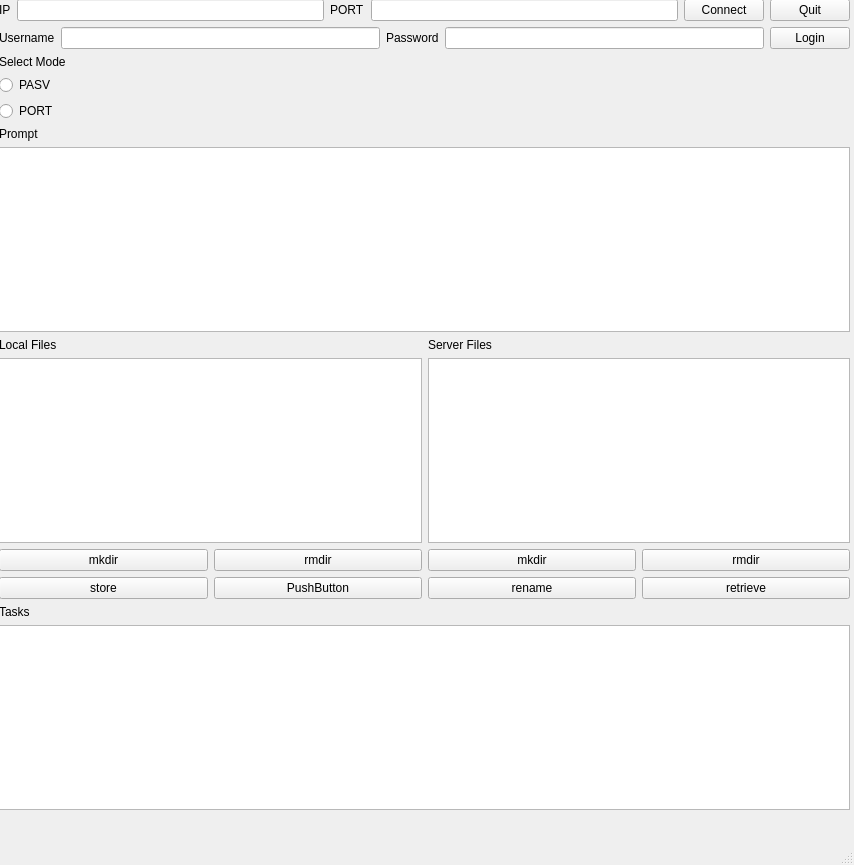
The window that client/mainWindow.ui (JianyuTANG/ftp-service) describes before a commit, drawn with Qt 5.
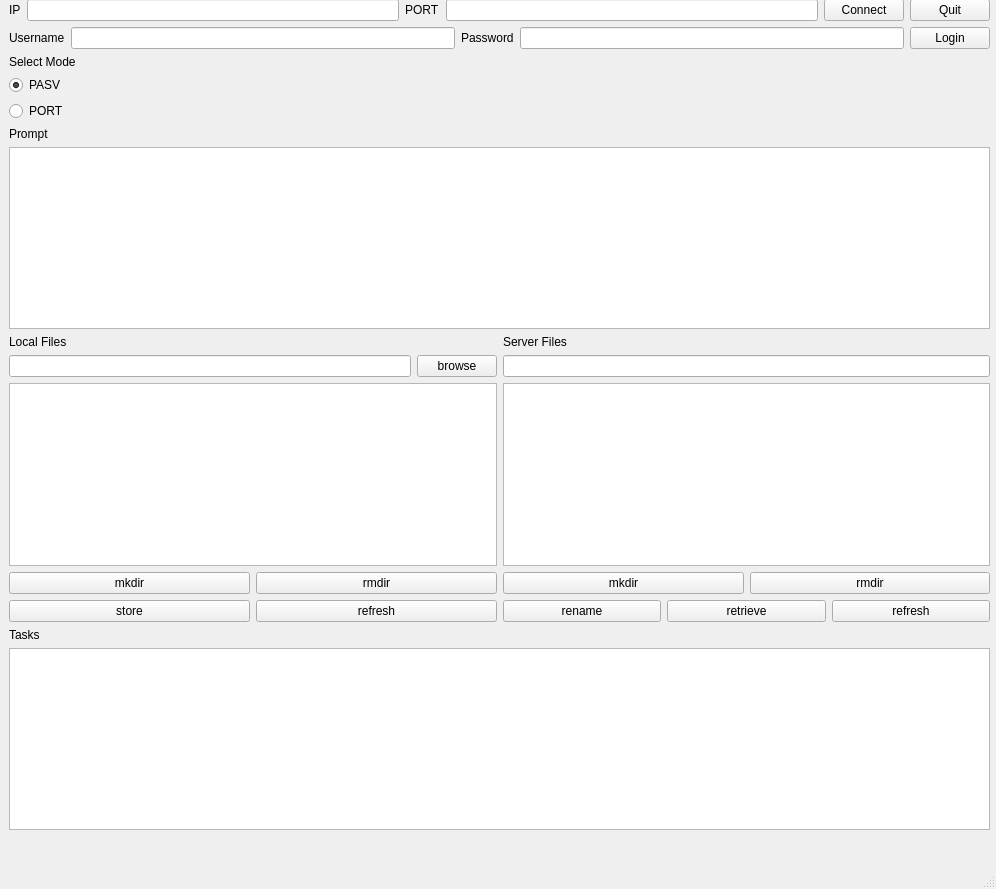
The same window after the commit.

What changed in the file:
```diff
--- a/client/mainWindow.ui
+++ b/client/mainWindow.ui
@@ -6,8 +6,8 @@
    <rect>
     <x>0</x>
     <y>0</y>
-    <width>854</width>
-    <height>865</height>
+    <width>996</width>
+    <height>889</height>
    </rect>
   </property>
   <property name="windowTitle">
@@ -17,10 +17,10 @@
    <widget class="QWidget" name="verticalLayoutWidget">
     <property name="geometry">
      <rect>
-      <x>-1</x>
+      <x>9</x>
       <y>-1</y>
-      <width>851</width>
-      <height>811</height>
+      <width>981</width>
+      <height>831</height>
      </rect>
     </property>
     <layout class="QVBoxLayout" name="verticalLayout">
@@ -82,7 +82,11 @@
         </widget>
        </item>
        <item>
-        <widget class="QLineEdit" name="Input_password"/>
+        <widget class="QLineEdit" name="Input_password">
+         <property name="echoMode">
+          <enum>QLineEdit::Password</enum>
+         </property>
+        </widget>
        </item>
        <item>
         <widget class="QPushButton" name="Button_login">
@@ -105,6 +109,9 @@
        <property name="text">
         <string>PASV</string>
        </property>
+       <property name="checked">
+        <bool>true</bool>
+       </property>
       </widget>
      </item>
      <item>
@@ -135,6 +142,24 @@
            </property>
           </widget>
          </item>
+         <item>
+          <layout class="QHBoxLayout" name="horizontalLayout_8">
+           <item>
+            <widget class="QLineEdit" name="Line_directory_local">
+             <property name="readOnly">
+              <bool>true</bool>
+             </property>
+            </widget>
+           </item>
+           <item>
+            <widget class="QPushButton" name="Button_browse_local">
+             <property name="text">
+              <string>browse</string>
+             </property>
+            </widget>
+           </item>
+          </layout>
+         </item>
          <item>
           <widget class="QListWidget" name="List_local"/>
          </item>
@@ -168,7 +193,7 @@
            <item>
             <widget class="QPushButton" name="pushButton_11">
              <property name="text">
-              <string>PushButton</string>
+              <string>refresh</string>
              </property>
             </widget>
            </item>
@@ -185,6 +210,13 @@
            </property>
           </widget>
          </item>
+         <item>
+          <widget class="QLineEdit" name="Line_directory_server">
+           <property name="readOnly">
+            <bool>true</bool>
+           </property>
+          </widget>
+         </item>
          <item>
           <widget class="QListWidget" name="List_server"/>
          </item>
@@ -222,6 +254,13 @@
              </property>
             </widget>
            </item>
+           <item>
+            <widget class="QPushButton" name="Button_refresh_server">
+             <property name="text">
+              <string>refresh</string>
+             </property>
+            </widget>
+           </item>
           </layout>
          </item>
         </layout>
```
Left out of the diff: 4 changed lines with no effect on the pictures.
